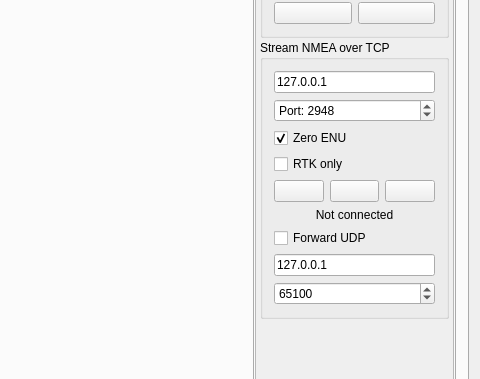
The window that Linux/RControlStation/mainwindow.ui (vedderb/rise_sdvp) describes before a commit, drawn with Qt 5; both pictures show x 628 to 1108 and y 294 to 673 of the 1108 by 784 pixel window.
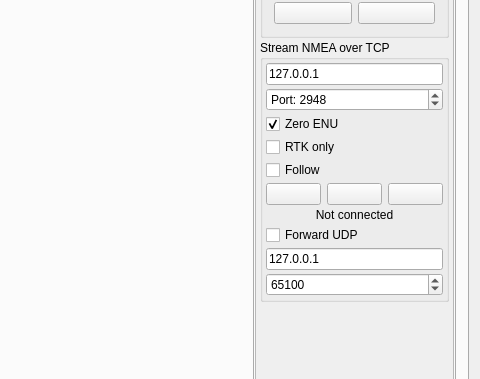
The same window after the commit. The open tabs and pages were chosen to show the change. Icons and pictures are not drawn. Custom widgets are drawn as their Qt base class.

```diff
--- a/Linux/RControlStation/mainwindow.ui
+++ b/Linux/RControlStation/mainwindow.ui
@@ -1770,6 +1770,21 @@
                      <string>Stream NMEA over TCP</string>
                     </property>
                     <layout class="QVBoxLayout" name="verticalLayout_9">
+                     <property name="spacing">
+                      <number>3</number>
+                     </property>
+                     <property name="leftMargin">
+                      <number>3</number>
+                     </property>
+                     <property name="topMargin">
+                      <number>3</number>
+                     </property>
+                     <property name="rightMargin">
+                      <number>3</number>
+                     </property>
+                     <property name="bottomMargin">
+                      <number>3</number>
+                     </property>
                      <item>
                       <widget class="QLineEdit" name="mapStreamNmeaServerEdit">
                        <property name="text">
@@ -1810,6 +1825,13 @@
                        </property>
                       </widget>
                      </item>
+                     <item>
+                      <widget class="QCheckBox" name="mapStreamNmeaFollowBox">
+                       <property name="text">
+                        <string>Follow</string>
+                       </property>
+                      </widget>
+                     </item>
                      <item>
                       <layout class="QHBoxLayout" name="horizontalLayout_13">
                        <item>
```
Left out of the diff: 4 changed lines with no effect on the pictures.
